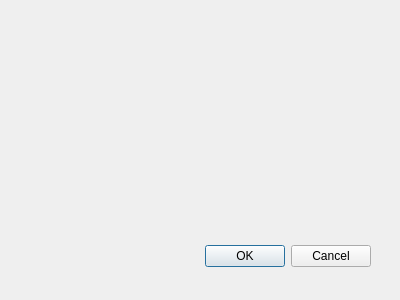
Old version of the form src/gama-q2/insertobservationdialog.ui in the repository cepek/testing-qgama-branch.
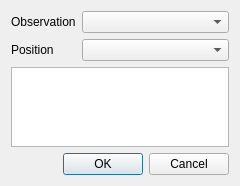
New version of the form.

Commit message: first draft of InsertIbservationDialog class

What changed in the file:
```diff
--- a/src/gama-q2/insertobservationdialog.ui
+++ b/src/gama-q2/insertobservationdialog.ui
@@ -8,22 +8,46 @@
    <rect>
     <x>0</x>
     <y>0</y>
-    <width>400</width>
-    <height>300</height>
+    <width>240</width>
+    <height>186</height>
    </rect>
   </property>
   <property name="windowTitle">
    <string>Dialog</string>
   </property>
+  <layout class="QGridLayout" name="gridLayout">
+   <item row="0" column="0">
+    <layout class="QFormLayout" name="formLayout">
+     <property name="fieldGrowthPolicy">
+      <enum>QFormLayout::AllNonFixedFieldsGrow</enum>
+     </property>
+     <item row="0" column="0">
+      <widget class="QLabel" name="labelObservation">
+       <property name="text">
+        <string>Observation</string>
+       </property>
+      </widget>
+     </item>
+     <item row="0" column="1">
+      <widget class="QComboBox" name="comboBoxObservation"/>
+     </item>
+     <item row="1" column="0">
+      <widget class="QLabel" name="labelPosition">
+       <property name="text">
+        <string>Position</string>
+       </property>
+      </widget>
+     </item>
+     <item row="1" column="1">
+      <widget class="QComboBox" name="comboBoxPosition"/>
+     </item>
+    </layout>
+   </item>
+   <item row="1" column="0">
+    <widget class="QTextEdit" name="warnings"/>
+   </item>
+   <item row="2" column="0">
   <widget class="QDialogButtonBox" name="buttonBox">
-   <property name="geometry">
-    <rect>
-     <x>30</x>
-     <y>240</y>
-     <width>341</width>
-     <height>32</height>
-    </rect>
-   </property>
    <property name="orientation">
     <enum>Qt::Horizontal</enum>
    </property>
@@ -31,6 +55,8 @@
     <set>QDialogButtonBox::Cancel|QDialogButtonBox::Ok</set>
    </property>
   </widget>
+   </item>
+  </layout>
  </widget>
  <pixmapfunction/>
  <resources/>
```
Left out of the diff: 7 changed lines with no effect on the pictures. Lines whose indentation alone changed are shown as unchanged. The commit also changes 5 other files.
